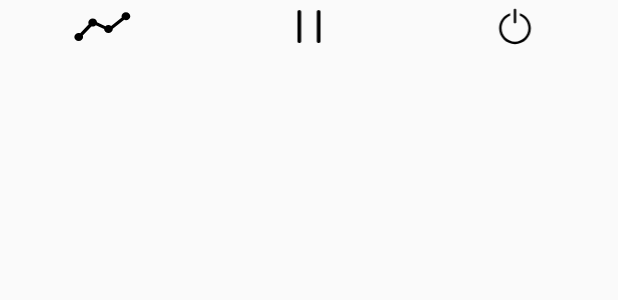
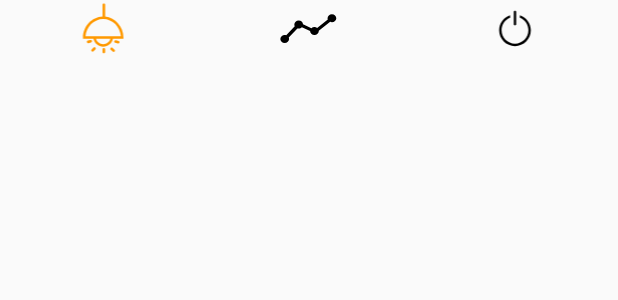
Before and after one commit to cherry-cheng/eyeProtected, an Android app: the layout notify_layout.xml on its own in the app's theme, with its tools: preview values and no code run, on a phone screen of 412 x 824 dp. Shown: the top 300 px of the screen. Run offline under Robolectric (Android 15) with nearby library versions, the phone set to English and light mode, and no system bars.

Commit message:
weried bug

```diff
--- /dev/null
+++ b/app/src/main/res/drawable/ic_small_icon_black.xml
@@ -0,0 +1,9 @@
+<vector xmlns:android="http://schemas.android.com/apk/res/android"
+        android:width="38dp"
+        android:height="38dp"
+        android:viewportHeight="1024.0"
+        android:viewportWidth="1024.0">
+    <path
+        android:fillColor="#FF9900"
+        android:pathData="M285.7,717.4l-45.4,12.2c-12.5,3.4 -20,16.3 -16.6,28.8 3.4,12.5 16.3,20 28.8,16.6l45.4,-12.2c12.5,-3.4 20,-16.3 16.6,-28.8C311.2,721.5 298.3,714 285.7,717.4zM341.8,854l-33.3,33.3c-9.2,9.2 -9.2,24.1 0,33.3 9.2,9.2 24.1,9.2 33.3,0l33.3,-33.3c9.2,-9.2 9.2,-24.1 0,-33.3 -9.2,-9.2 -24.1,-9.2 -33.3,0zM791.8,735.5l-47.3,-12.2c-13.1,-3.4 -26.5,4.1 -30,16.7 -3.5,12.6 4.2,25.5 17.3,28.9l47.3,12.2c13.1,3.4 26.5,-4.1 30,-16.7C812.6,751.8 804.9,738.9 791.8,735.5zM685.3,860.4c-9.6,-9.2 -25.1,-9.2 -34.6,0 -9.6,9.2 -9.6,24.2 0,33.4l34.6,33.4c9.6,9.2 25.1,9.2 34.6,0 9.6,-9.2 9.6,-24.2 0,-33.4l-34.6,-33.4zM527.6,864.2c-13,0 -23.5,10.5 -23.5,23.5l0,47c0,13 10.5,23.5 23.5,23.5 13,0 23.5,-10.5 23.5,-23.5l0,-47C551.2,874.7 540.6,864.2 527.6,864.2zM551.2,297.8c0,-0.2 0.1,-0.5 0.1,-0.7l0,-211.8c0,-11.7 -10.5,-21.2 -23.5,-21.2s-23.5,9.5 -23.5,21.2L504.3,296.3c-191.8,6.8 -351.6,177.7 -351.6,379.3l0,22.4 188.6,0c14.1,80 87,141.1 174.8,141.1 87.7,0 160.6,-61.2 174.8,-141.1l188.6,0 0,-22.4C879.4,482.2 732.4,317 551.2,297.8zM516,794.4c-62.8,0 -115.5,-41.3 -129.2,-96.4L645.2,698C631.5,753.1 578.9,794.4 516,794.4zM198.1,653.3c11.4,-171.6 152.3,-312.6 317.9,-312.6 165.6,0 306.6,141 317.9,312.6L198.1,653.3z"/>
+</vector>
--- a/app/src/main/res/layout/notify_layout.xml
+++ b/app/src/main/res/layout/notify_layout.xml
@@ -5,12 +5,12 @@
               android:gravity="center_vertical"
               android:orientation="horizontal">
 
-    <!--<ImageView-->
-        <!--android:id="@+id/icon"-->
-        <!--android:layout_width="0dp"-->
-        <!--android:layout_height="wrap_content"-->
-        <!--android:layout_weight="1"-->
-        <!--android:src="@mipmap/ic_launcher"/>-->
+    <ImageView
+        android:id="@+id/icon"
+        android:layout_width="0dp"
+        android:layout_height="wrap_content"
+        android:layout_weight="1"
+        android:src="@drawable/ic_small_icon_black"/>
 
 
     <ImageView
@@ -20,7 +20,9 @@
         android:layout_weight="1"
         android:src="@drawable/ic_progress"/>
 
+    <!--有bug 暂时隐藏-->
     <ImageView
+        android:visibility="gone"
         android:id="@+id/pause"
         android:layout_width="0dp"
         android:layout_height="wrap_content"
```
Also changed, not shown: app/src/main/java/com/mx/demo/eye/MainActivity.java (+11 -32 lines), app/src/main/java/com/mx/demo/eye/NightService.java (+10 -18 lines).
